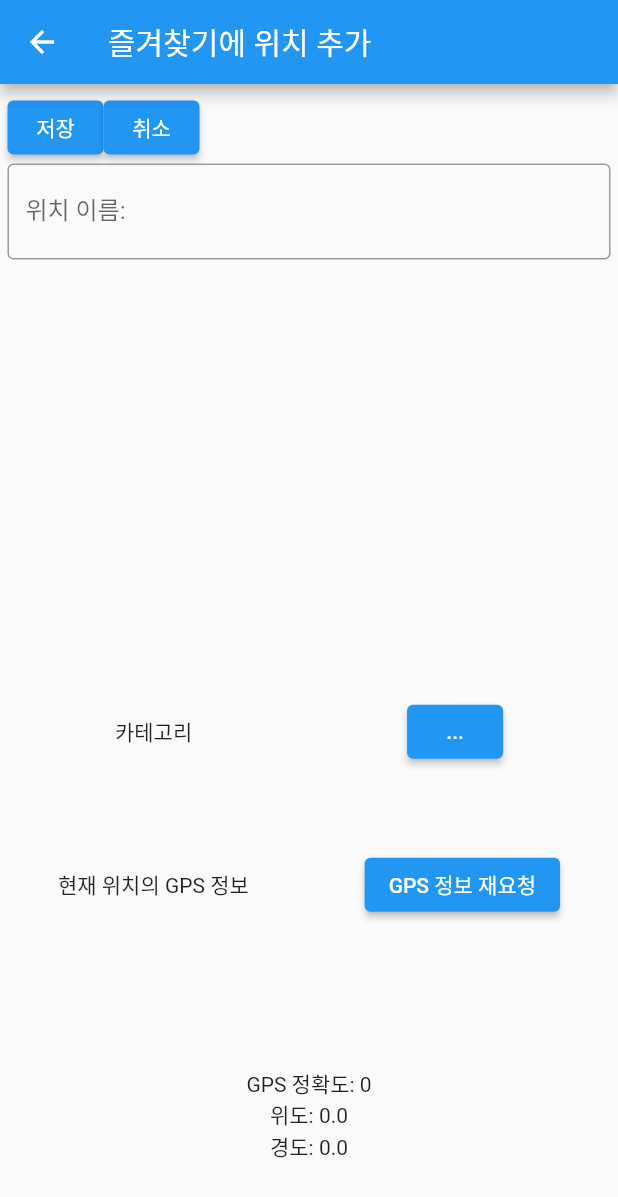
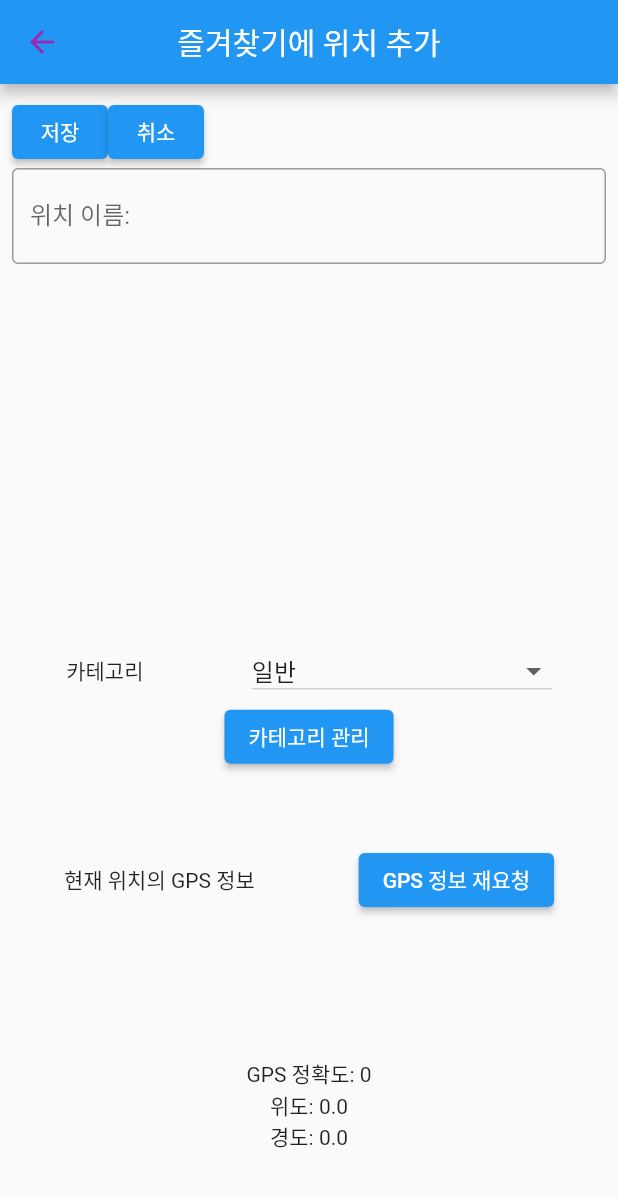
Before and after one commit to osokjs/gobal, a Flutter app: the AddFavorite screen opened by its route, after a tap on "저장", on a phone screen of 412 x 824 dp. Shown: the top 1197 px of the screen. Run offline on Flutter 3.47's test engine with Material 2 defaults, Android fonts, the light colour scheme and no system bars; our stand-ins replace geolocator, get, sqflite; accounts and stored records are empty; statements that could not run were skipped.

Commit message:
화면  다시 원래대로 조정, 10월 4일

```diff
--- a/lib/controller/add_favorites_controller.dart
+++ b/lib/controller/add_favorites_controller.dart
@@ -25,7 +25,8 @@ class AddFavoriteController extends GetxController {
   );
 
   List<GroupCode> groupList = <GroupCode>[];
-  int selectedCategoryId = 1; // 1: '일반'
+  // int selectedCategoryId = 1; // 1: '일반'
+  GroupCode selectedCategory = GroupCode(id: 1, name: '일반');
 
 final TextEditingController nameController = TextEditingController(); // 현재 위치 이름(즐겨찾기)
   final TextEditingController groupController = TextEditingController(); // 카테고리 이름, 그룹명
@@ -62,15 +63,15 @@ final TextEditingController nameController = TextEditingController(); // 현재
   void getAllGroupCode() async {
     try {
       groupList = await DatabaseHelper.instance.queryAllGroupCode();
-      selectedCategoryId = groupList[0].id;
+      selectedCategory = groupList[0];
       update();
     } catch (e) {
       log('getAllGroupCode: ${e.toString()}');
     }
   } // getAllGroupCode
 
-  void selectGroupCode(int value) {
-    selectedCategoryId = value;
+  void selectGroupCode(GroupCode value) {
+    selectedCategory = value;
     update();
   }
 
@@ -102,7 +103,7 @@ final TextEditingController nameController = TextEditingController(); // 현재
       result = await DatabaseHelper.instance.insertFavorite(
           FavoriteData(
             id: 0, // autoincrement field
-            groupId: selectedCategoryId,
+            groupId: selectedCategory.id,
             name: name,
             latitude: position.latitude,
             longitude: position.longitude,
--- a/lib/view/add_favorites.dart
+++ b/lib/view/add_favorites.dart
@@ -3,6 +3,7 @@ import 'dart:developer';
 import 'package:flutter/material.dart';
 import 'package:get/get.dart';
 import 'package:gobal/controller/add_favorites_controller.dart';
+import 'package:gobal/model/group_code.dart';
 
 class AddFavorite extends StatelessWidget {
   final AddFavoriteController addFavoriteController = Get.put(AddFavoriteController());
@@ -26,18 +27,32 @@ class AddFavorite extends StatelessWidget {
     return Scaffold(
       appBar: AppBar(
         title: const Text('즐겨찾기에 위치 추가'),
-      ),
-      body: GestureDetector(
+        centerTitle: true,
+        leading: IconButton(
+          onPressed: () => Navigator.of(context).pop(),
+          tooltip:'뒤로가기',
+          icon: Icon(Icons.arrow_back, color: Colors.purple),
+          autofocus: true,
+        ) , // IconButton
+      ), // AppBar
+      body: Container(
+          height: bodyHeight,
+          width: maxWidth,
+          padding: EdgeInsets.all(8.0),
+        child: GestureDetector(
           onTap: () {
             // FocusScope.of(context).unfocus();
             FocusScope.of(context).requestFocus(new FocusNode());
           },
           child: Column(
             children: <Widget>[
-            Container( // 윗 부분
-        height: bodyHeight * 0.6,
-          width: maxWidth,
-          padding: EdgeInsets.all(5.0),
+
+          //     Container( // 원래 윗 부분
+          // height: bodyHeight * 0.6,
+          //   width: maxWidth,
+          //   padding: EdgeInsets.all(8.0),
+                Expanded( // 원래 윗 부분
+                  flex: 3,
                 child: Column(
                   mainAxisAlignment: MainAxisAlignment.spaceAround,
                   children: [
@@ -79,49 +94,47 @@ class AddFavorite extends StatelessWidget {
                 mainAxisAlignment: MainAxisAlignment.spaceAround,
                 children: [
                   const Text('카테고리'),
-        //         GetBuilder<AddFavoriteController>(
-        //           builder: (_) {
-        //         return Container(
-        //           width: 200,
-        //           height: 40,
-        //           child: DropdownButton(
-        //             isExpanded: true,
-        //             // hint: Text('카테고리 선택'),
-        //           value: AddFavoriteController.to.selectedCategoryId,
-        //           items: AddFavoriteController.to.groupList
-        //               .map((data) {
-        //           return DropdownMenuItem(
-        //           value: data.id,
-        //           child: Text(data.name),
-        //           );
-        //           },
-        //           ).toList(),
-        //           onChanged: (int? val) {
-        //                 AddFavoriteController.to.selectGroupCode(val ?? 1); // 1: '일반'
-        //           },
-        //           ), // DropDownButton
-        //         );  // Container
-        //   }
-        // ), // GetBuilder
+                  GetBuilder<AddFavoriteController>(
+                    builder: (_ctrl) {
+                  return Container(
+                    width: 200,
+                    height: 40,
+                    child: DropdownButton<GroupCode>(
+                      isExpanded: true,
+                      // hint: Text('${_ctrl.selectedCategory.name}: 카테고리를 선택하세요.'),
+                    // enableFeedback: true,
+                    value: _ctrl.selectedCategory,
+                    items: _ctrl.groupList
+                        .map((data) {
+                    return DropdownMenuItem(
+                    value: data,
+                    child: Text(data.name),
+                    );
+                    },
+                    ).toList(),
+                    onChanged: (val) {
+                          _ctrl.selectGroupCode(val ?? _ctrl.groupList[0]); // 1: '일반'
+                    },
+                    ), // DropDownButton
+                  );  // Container
+            }
+          ), // GetBuilder
+                ],
+              ), // Row
                     ElevatedButton(
-                  child: Text('...'),
-                  onPressed: () {
-                    Get.toNamed('/add_favorite/manage_category');
-                  },
+                      child: const Text('카테고리 관리'),
+                      onPressed: () => Get.toNamed('/add_favorite/manage_category'),
                     ), // ElevatedButton
                   ],
-            ), // Row
-                ],
                 ), // Column
-            ), // Container
+              ), // Expanded
 
-            // SizedBox(height: 10,),
-
-            // Container( // 아랫 부분
+              // Container( // 원래 아랫 부분
               //   height: bodyHeight * 0.4,
               //   width: maxWidth,
-            //   padding: EdgeInsets.all(5.0),
-              Expanded( // 아랫 부분
+              //   padding: EdgeInsets.all(8.0),
+              Expanded( // 원래 아랫 부분
+                flex: 2,
                 child: Column(
                   mainAxisAlignment: MainAxisAlignment.spaceAround,
                   children: [
@@ -149,9 +162,11 @@ class AddFavorite extends StatelessWidget {
                     ), // GetBuilder
                   ],
                 ), // Column
-            ), // Container
+              ), // Expanded
+
             ],
           ), // Column
+        ),
       ), // GestureDetector
     ); // Scaffold
   } // build
```
Lines whose indentation alone changed are shown as unchanged.
